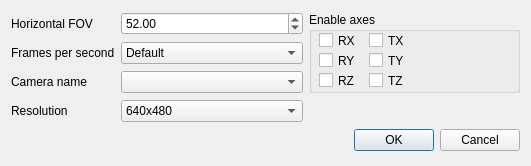
This is ftnoir_tracker_ht/ht-trackercontrols.ui in opentrack/opentrack as Qt 5 draws it before an edit. The edited form follows.
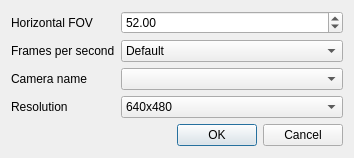
This is the edited form.

The edit to the form file:
```diff
--- a/ftnoir_tracker_ht/ht-trackercontrols.ui
+++ b/ftnoir_tracker_ht/ht-trackercontrols.ui
@@ -9,8 +9,8 @@
    <rect>
     <x>0</x>
     <y>0</y>
-    <width>531</width>
-    <height>166</height>
+    <width>354</width>
+    <height>158</height>
    </rect>
   </property>
   <property name="sizePolicy">
@@ -52,91 +52,6 @@
      </property>
     </widget>
    </item>
-   <item row="0" column="2" rowspan="3">
-    <widget class="QGroupBox" name="groupBox">
-     <property name="title">
-      <string>Enable axes</string>
-     </property>
-     <widget class="QCheckBox" name="rx">
-      <property name="geometry">
-       <rect>
-        <x>10</x>
-        <y>20</y>
-        <width>70</width>
-        <height>17</height>
-       </rect>
-      </property>
-      <property name="text">
-       <string>RX</string>
-      </property>
-     </widget>
-     <widget class="QCheckBox" name="ry">
-      <property name="geometry">
-       <rect>
-        <x>10</x>
-        <y>40</y>
-        <width>70</width>
-        <height>17</height>
-       </rect>
-      </property>
-      <property name="text">
-       <string>RY</string>
-      </property>
-     </widget>
-     <widget class="QCheckBox" name="rz">
-      <property name="geometry">
-       <rect>
-        <x>10</x>
-        <y>60</y>
-        <width>70</width>
-        <height>17</height>
-       </rect>
-      </property>
-      <property name="text">
-       <string>RZ</string>
-      </property>
-     </widget>
-     <widget class="QCheckBox" name="tx">
-      <property name="geometry">
-       <rect>
-        <x>60</x>
-        <y>20</y>
-        <width>70</width>
-        <height>17</height>
-       </rect>
-      </property>
-      <property name="text">
-       <string>TX</string>
-      </property>
-     </widget>
-     <widget class="QCheckBox" name="ty">
-      <property name="geometry">
-       <rect>
-        <x>60</x>
-        <y>40</y>
-        <width>70</width>
-        <height>17</height>
-       </rect>
-      </property>
-      <property name="text">
-       <string>TY</string>
-      </property>
-     </widget>
-     <widget class="QCheckBox" name="tz">
-      <property name="geometry">
-       <rect>
-        <x>60</x>
-        <y>60</y>
-        <width>70</width>
-        <height>17</height>
-       </rect>
-      </property>
-      <property name="text">
-       <string>TZ</string>
-      </property>
-     </widget>
-    </widget>
-   </item>
    <item row="1" column="0">
     <widget class="QLabel" name="label_2">
      <property name="text">
@@ -214,7 +129,7 @@
      </item>
     </widget>
    </item>
-   <item row="4" column="2">
+   <item row="4" column="1">
     <widget class="QDialogButtonBox" name="buttonBox">
      <property name="standardButtons">
       <set>QDialogButtonBox::Cancel|QDialogButtonBox::Ok</set>
```
